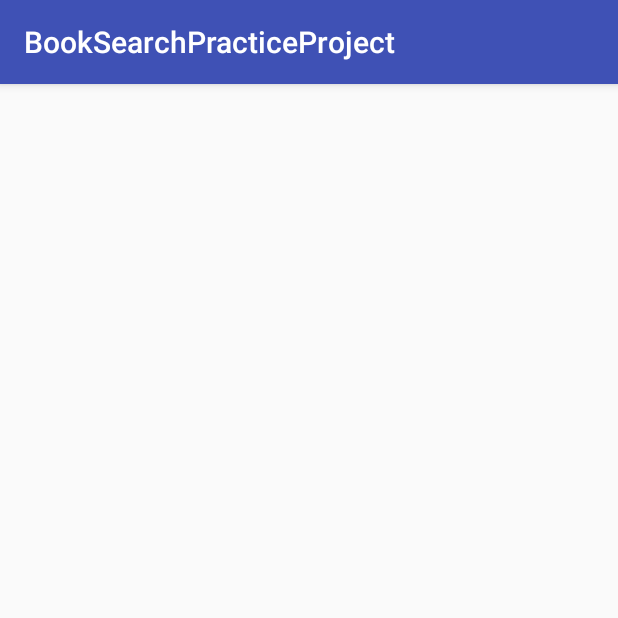
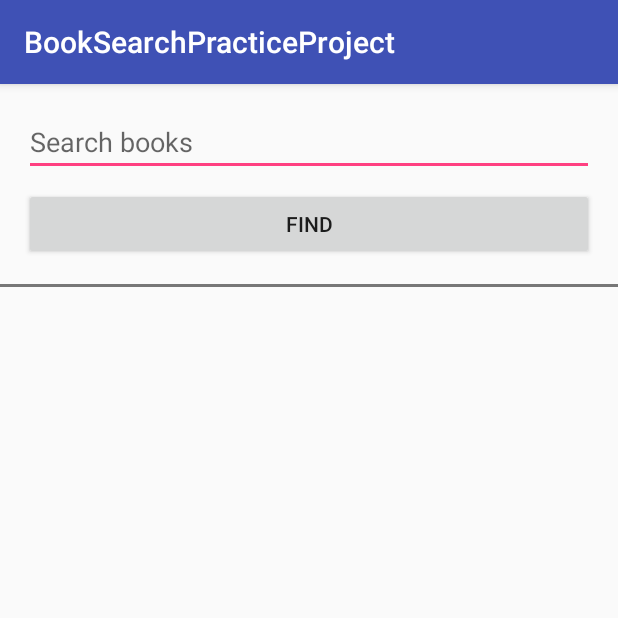
Before and after one commit to Fine-ants/BookSearchPracticeProject, an Android app: the screen it shows after launch (BookSearchActivity), on a phone screen of 412 x 824 dp, the top half of it. Run offline under Robolectric (Android 15) with nearby library versions, the phone set to English and light mode, and no system bars.

Commit message:
fixed layout error view --> View

```diff
--- a/app/src/main/res/layout/activity_book_search.xml
+++ b/app/src/main/res/layout/activity_book_search.xml
@@ -11,10 +11,11 @@
 
     <RelativeLayout
         android:layout_width="match_parent"
-        android:layout_height="wrap_content">
+        android:layout_height="wrap_content"
+        android:layout_weight="0">
 
         <EditText
-            android:id="@+id/editText_book_search"
+            android:id="@+id/edittext_book_search"
             android:layout_width="match_parent"
             android:layout_height="wrap_content"
             android:layout_marginStart="16dp"
@@ -27,13 +28,13 @@
             android:id="@+id/button_book_search"
             android:layout_width="match_parent"
             android:layout_height="wrap_content"
-            android:layout_below="@id/editText_book_search"
+            android:layout_below="@id/edittext_book_search"
             android:layout_marginStart="16dp"
             android:layout_marginEnd="16dp"
             android:layout_marginTop="8dp"
             android:text="@string/book_search_button"/>
 
-        <view
+        <View
             android:layout_width="match_parent"
             android:layout_height="2dp"
             android:layout_marginTop="16dp"
```
